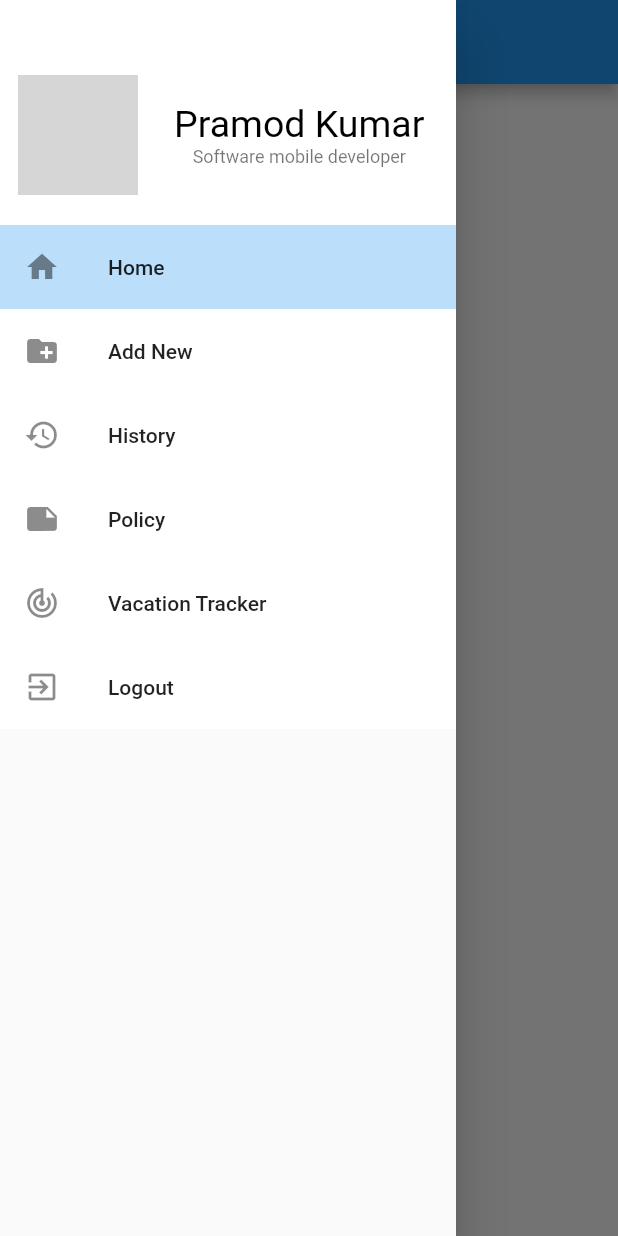
After one commit to bestiosdeveloper/timecard, a Flutter app: the HomeView screen opened directly, with the side drawer open, on a phone screen of 412 x 824 dp. The commit adds this screen. Run offline on Flutter 3.47's test engine with Material 2 defaults, Android fonts, the phone set to English and light mode, and no system bars; network calls fail; grey boxes are pictures that could not be loaded.

Commit message:
Side menu added

```diff
--- a/lib/main.dart
+++ b/lib/main.dart
@@ -2,5 +2,5 @@ import 'package:flutter/material.dart';
 import 'src/module/timecardApp.dart';
 
 void main(){
-  runApp(TimecardApp());
+  runApp(TimeCardApp());
 }
--- /dev/null
+++ b/lib/src/module/dashboard/homeView.dart
@@ -0,0 +1,28 @@
+import 'package:flutter/material.dart';
+import 'sideMenuView.dart';
+import '../utils/constants.dart';
+
+
+class HomeView extends StatefulWidget {
+  HomeView({Key key, this.title}) : super(key: key);
+
+  final String title;
+  @override
+  _HomeViewState createState() => _HomeViewState();
+}
+
+class _HomeViewState extends State<HomeView> {
+
+  @override
+  Widget build(BuildContext context) {
+    return Scaffold(
+      drawer: SideMenuView(),
+      appBar: AppBar(
+        title: Text(AppStrings.home),
+      ),
+      body: Center(
+        child: Text("Welcome Home"),
+      ),
+    );
+  }
+}
--- /dev/null
+++ b/lib/src/module/dashboard/sideMenuView.dart
@@ -0,0 +1,109 @@
+import 'package:flutter/material.dart';
+import '../utils/constants.dart';
+import 'sideMenuViewModel.dart';
+import '../addNewTimeCard/addNewTimeCardView.dart';
+
+
+class SideMenuView extends StatefulWidget {
+  @override
+  _SideMenuViewState createState() => _SideMenuViewState();
+}
+
+class _SideMenuViewState extends State<SideMenuView> {
+  SideMenuViewModel viewModel = new SideMenuViewModel();
+
+  void initState() {
+    super.initState();
+
+    //re-storing up last selection
+    this.viewModel.menuOptions[AppConstants.lastSelectedSideMenu].isChoosen = true;
+  }
+
+  @override
+  Widget build(BuildContext context) {
+    return Drawer(
+      child: ListView.builder(
+        itemCount: this.viewModel.menuOptions.length + 1,
+        itemBuilder: (context, index) {
+          if (index == 0) {
+            return Container(
+              color: AppColors.themeWhiteColor,
+              child: Padding(
+                padding: const EdgeInsets.fromLTRB(12, 50, 5, 20),
+                child: Container(
+                  child: Row(
+                    children: <Widget>[
+                      Container(
+                          width: 80.0,
+                          height: 80.0,
+                          decoration: BoxDecoration(
+                              shape: BoxShape.circle,
+                              image: DecorationImage(
+                                  fit: BoxFit.fill,
+                                  image:
+                                      NetworkImage(AppStrings.profileImage)))),
+                      SizedBox(width: 8),
+                      Expanded(
+                        flex: 1,
+                        child: Column(
+                          children: <Widget>[
+                            Text(
+                              "Pramod Kumar",
+                              style: TextStyle(
+                                  color: AppColors.black, fontSize: 25),
+                            ),
+                            Text(
+                              "Software mobile developer",
+                              style: TextStyle(
+                                  color: AppColors.gray, fontSize: 12),
+                            ),
+                          ],
+                        ),
+                      ),
+                    ],
+                  ),
+                ),
+              ),
+            );
+          } else {
+            return _getListItemTile(context, index-1);
+          }
+        },
+      ),
+    );
+  }
+
+  Widget _getListItemTile(BuildContext context, int index) {
+    return Container(
+      color: this.viewModel.menuOptions[index].isChoosen ? AppColors.selected[100] : AppColors.deselected,
+      child: ListTile(
+        leading: this.viewModel.menuOptions[index].icon,
+        title: Text(this.viewModel.menuOptions[index].title),
+        onTap: () {
+          if (AppConstants.lastSelectedSideMenu == index) {
+            Navigator.pop(context);
+          }
+          else {
+            AppConstants.lastSelectedSideMenu = index;
+            setState(() {
+              for (var i = 0; i < this.viewModel.menuOptions.length; i++) {
+                if (i == index) {
+                  this.viewModel.menuOptions[i].isChoosen = true;
+                }
+                else {
+                  this.viewModel.menuOptions[i].isChoosen = false;
+                }
+              }
+            });
+
+            Navigator.pop(context);
+//            Navigator.push(
+//              context,
+//              MaterialPageRoute(builder: (context) => AddNewTimeCardView()),
+//            );
+          }
+        },
+      ),
+    );
+  }
+}
--- /dev/null
+++ b/lib/src/module/dashboard/sideMenuViewModel.dart
@@ -0,0 +1,23 @@
+import 'package:flutter/material.dart';
+import '../utils/constants.dart';
+
+class SideMenuItem {
+  String title = "";
+  Icon icon;
+  bool isChoosen = false;
+  String temp = "temp";
+
+  SideMenuItem({this.title, this.icon, this.isChoosen});
+}
+
+class SideMenuViewModel {
+
+  List<SideMenuItem> menuOptions = [
+    SideMenuItem(title: AppStrings.home, icon: Icon(Icons.home), isChoosen: false),
+    SideMenuItem(title: AppStrings.addNew, icon: Icon(Icons.create_new_folder), isChoosen: false),
+    SideMenuItem(title: AppStrings.history, icon: Icon(Icons.history), isChoosen: false),
+    SideMenuItem(title: AppStrings.policy, icon: Icon(Icons.note), isChoosen: false),
+    SideMenuItem(title: AppStrings.vacationTracker, icon: Icon(Icons.track_changes), isChoosen: false),
+    SideMenuItem(title: AppStrings.logOut, icon: Icon(Icons.exit_to_app), isChoosen: false),
+  ];
+}
--- a/lib/src/module/timecardApp.dart
+++ b/lib/src/module/timecardApp.dart
@@ -1,15 +1,16 @@
 import 'package:flutter/material.dart';
 import 'loginPage/loginView.dart';
+import 'utils/constants.dart';
 
-void main() => runApp(TimecardApp());
+void main() => runApp(TimeCardApp());
 
-class TimecardApp extends StatelessWidget {
+class TimeCardApp extends StatelessWidget {
   @override
   Widget build(BuildContext context) {
     return MaterialApp(
       title: "Login Screen",
       theme: ThemeData(
-        primarySwatch: Colors.blue,
+        primarySwatch: AppColors.themeBlueColor,
       ),
       home: Scaffold(body: LoginView()),
     );
--- /dev/null
+++ b/lib/src/module/utils/constants.dart
@@ -0,0 +1,45 @@
+import 'package:flutter/material.dart';
+
+//App used colors
+class AppColors {
+  static const themeBlueColor = Colors.blue;
+  static const themeWhiteColor = Colors.white;
+  static const white = Colors.white;
+  static const black = Colors.black;
+  static const gray = Colors.black54;
+
+  static const selected = Colors.blue;
+  static const deselected = themeWhiteColor;
+}
+
+//useful variables
+class AppConstants {
+  static var lastSelectedSideMenu = 0;
+}
+
+//App used strings
+class AppStrings {
+
+  //Login Screen
+  static const String signIn = "Sign In";
+  static const String lioLogin = "Lion Login";
+  static const String password = "Password";
+
+  //Side Menu
+  static const String home = "Home";
+  static const String addNew = "Add New";
+  static const String history = "History";
+  static const String policy = "Policy";
+  static const String vacationTracker = "Vacation Tracker";
+  static const String logOut = "Logout";
+
+  //temp images
+  static const String profileImage = "https://scontent-frx5-1.xx.fbcdn.net/v/t1.0-9/82570271_3380634742010578_3932587702507012096_n.jpg?_nc_cat=111&_nc_sid=85a577&_nc_ohc=YtbgNfiph-8AX-QfpRL&_nc_ht=scontent-frx5-1.xx&oh=ec1409ec45ff312fcea91272443fd812&oe=5E98B978";
+}
+
+//App used messages
+class AppMessages {
+  static const String llIdRequired = "Your access requires your Lion Login (LL) ID \nPlease DO NOT USE your email address";
+  static const String enterYourLlId = "Please enter LL id.";
+  static const String enterPassword = "Please enter password.";
+}
```
Also changed, not shown: lib/src/module/addNewTimeCard/addNewTimeCardView.dart (added, +18 -0 lines), lib/src/module/dashboard/dashboardView.dart (deleted, +0 -20 lines), lib/src/module/loginPage/loginView.dart (+6 -41 lines), lib/src/module/loginPage/loginViewModel.dart (+37 -0 lines).
